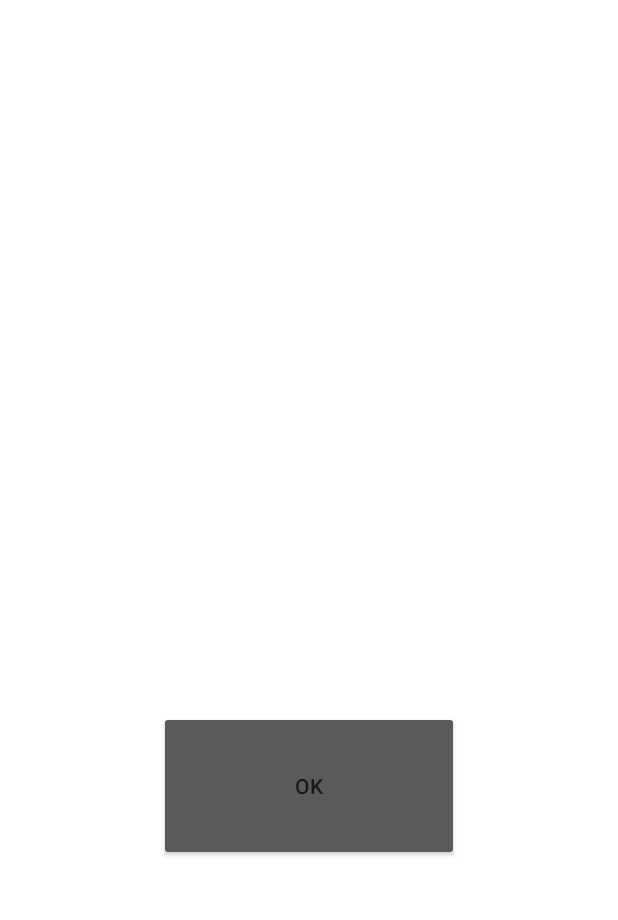
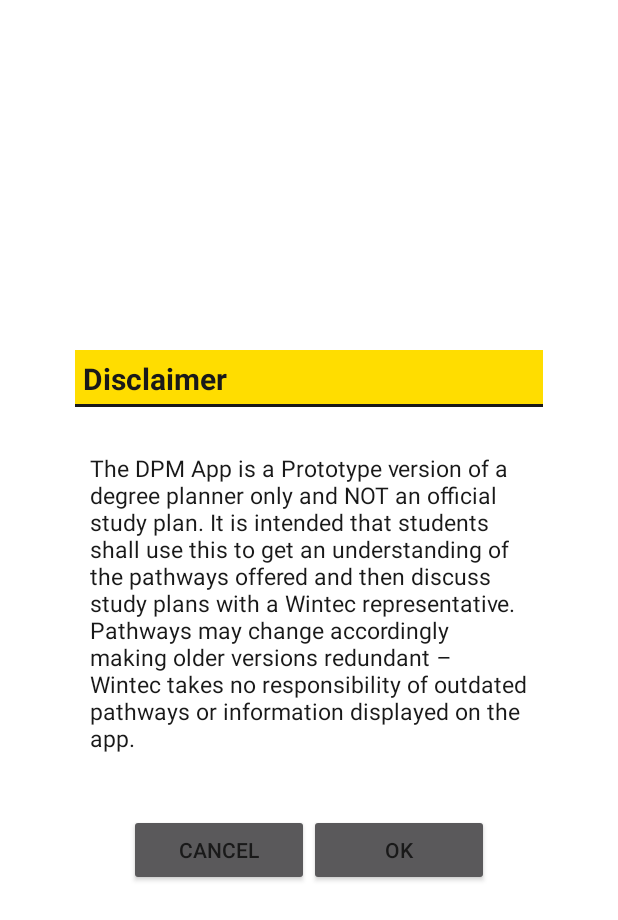
Before and after one commit to youpar96/WintecDPM, an Android app: the layout activity_dialog.xml on its own in the app's theme, with its tools: preview values and no code run, on a phone screen of 412 x 824 dp. Shown: the top 920 px of the screen. Run offline under Robolectric (Android 15) with nearby library versions, the phone set to English and light mode, and no system bars; Roboto replaces fonts that are not available here.

Commit message:
Fix the dialog activity and some minor things

```diff
--- a/app/src/main/java/nz/park/kenneth/wintecdm/DetailPathway.java
+++ b/app/src/main/java/nz/park/kenneth/wintecdm/DetailPathway.java
@@ -8,6 +8,7 @@ import android.view.ViewGroup;
 import android.widget.BaseExpandableListAdapter;
 import android.widget.ExpandableListAdapter;
 import android.widget.ExpandableListView;
+import android.widget.ImageView;
 import android.widget.SimpleExpandableListAdapter;
 import android.widget.TextView;
 
@@ -54,11 +55,11 @@ public class DetailPathway extends AppCompatActivity {
         setContentView(R.layout.activity_detail_pathway);
 
         Intent i = getIntent();
-
         tvDetailPathway = findViewById(R.id.tvDetailPathway);
 
         String pathWay = i.getStringExtra("pathWay");
         String title = "";
+        int imgId = 0;
 
         switch(pathWay){
             case "S":
--- /dev/null
+++ b/app/src/main/res/drawable/circle_border.xml
@@ -0,0 +1,5 @@
+<?xml version="1.0" encoding="utf-8"?>
+<shape android:shape="oval" xmlns:android="http://schemas.android.com/apk/res/android">
+    <solid android:color="#FFFFFF" />
+    <stroke android:color="@color/wintecBasicBlack" android:width="1dp" />
+</shape>
--- a/app/src/main/res/layout/activity_detail_pathway.xml
+++ b/app/src/main/res/layout/activity_detail_pathway.xml
@@ -12,12 +12,13 @@
         android:id="@+id/tvDetailPathway"
         android:layout_width="match_parent"
         android:layout_height="wrap_content"
+        android:padding="10dp"
         android:background="@drawable/yellow_back_black_border"
-        android:padding="10dp"
         android:text="Detail Pathway"
         android:textStyle="bold"
         android:textSize="20dp"
-        android:textColor="@color/wintecBasicBlack"/>
+        android:textColor="@color/wintecBasicBlack"
+        android:layout_marginBottom="20dp"/>
 
     <ExpandableListView
         android:id="@+id/pathwayList"
--- a/app/src/main/res/layout/activity_dialog.xml
+++ b/app/src/main/res/layout/activity_dialog.xml
@@ -3,42 +3,62 @@
     xmlns:app="http://schemas.android.com/apk/res-auto"
     xmlns:tools="http://schemas.android.com/tools"
     android:layout_width="match_parent"
-    android:layout_height="match_parent"
+    android:layout_height="wrap_content"
+    android:layout_gravity="center"
     tools:context=".DialogActivity">
 
-    <RelativeLayout
+    <LinearLayout
         android:layout_width="match_parent"
-        android:layout_height="match_parent"
+        android:layout_height="wrap_content"
         android:layout_margin="50dp"
         android:layout_marginTop="50dp"
         android:layout_marginBottom="50dp"
+        android:orientation="vertical"
         android:background="#FFFFFF">
+
+        <TextView
+            android:layout_width="match_parent"
+            android:layout_height="wrap_content"
+            android:background="@drawable/yellow_back_black_border"
+            android:padding="5dp"
+            android:layout_marginBottom="20dp"
+            android:text="Disclaimer"
+            android:textStyle="bold"
+            android:textSize="20dp"
+            android:textColor="@color/wintecBasicBlack" />
+
+        <TextView
+            android:layout_width="match_parent"
+            android:layout_height="wrap_content"
+            android:background="#FFFFFF"
+            android:padding="10dp"
+            android:textSize="15dp"
+            android:text="The DPM App is a Prototype version of a degree planner only and NOT an official study plan. It is intended that students shall use this to get an understanding of the pathways offered and then discuss study plans with a Wintec representative. Pathways may change accordingly making older versions redundant – Wintec takes no responsibility of outdated pathways or information displayed on the app."
+            android:textColor="@color/wintecBasicBlack"
+            />
 
         <LinearLayout
             android:layout_width="match_parent"
-            android:layout_height="match_parent"
-            android:orientation="vertical"
-            android:gravity="center">
+            android:layout_height="wrap_content"
+            android:layout_marginTop="30dp"
+            android:gravity="center"
+            android:orientation="horizontal">
 
-            <TextView
-                android:layout_width="match_parent"
+            <Button
+                android:id="@+id/btnDialogCancel"
+                android:layout_width="120dp"
                 android:layout_height="wrap_content"
-                android:background="#FFFFFF"
-                android:textSize="17dp"
-                android:text="The DPM App is a Prototype version of a degree planner only and NOT an official study plan. It is intended that students
-    shall use this to get an understanding of the pathways offered and then discuss study plans with a Wintec representative.
-    Pathways may change accordingly making older versions redundant – Wintec takes no responsibility of outdated pathways
-    or information displayed on the app."
-                />
+                android:text="CANCEL"
+                android:textColor="@color/wintecBasicBlack" />
 
             <Button
                 android:id="@+id/btnDialogOk"
-                android:layout_width="200dp"
-                android:layout_height="100dp"
-                android:textColor="@color/wintecBasicBlack"
-                android:text="OK"/>
-
+                android:layout_width="120dp"
+                android:layout_height="wrap_content"
+                android:text="OK"
+                android:textColor="@color/wintecBasicBlack" />
 
         </LinearLayout>
-    </RelativeLayout>
+
+    </LinearLayout>
 </android.support.constraint.ConstraintLayout>
--- a/app/src/main/res/layout/activity_select_pathway.xml
+++ b/app/src/main/res/layout/activity_select_pathway.xml
@@ -179,7 +179,8 @@
                         android:textColor="@color/wintecBasicBlack"
                         android:textSize="17dp"
                         android:textStyle="bold"
-                        android:textAlignment="center"/>
+                        android:textAlignment="center"
+                        android:gravity="center"/>
 
                 </LinearLayout>
 
--- a/app/src/main/res/layout/list_item.xml
+++ b/app/src/main/res/layout/list_item.xml
@@ -2,14 +2,13 @@
 <LinearLayout xmlns:android="http://schemas.android.com/apk/res/android"
     android:layout_width="match_parent"
     android:layout_height="55dip"
-    android:orientation="vertical"
-    android:background="@color/wintecBasicBackground">
+    android:orientation="vertical">
 
     <TextView
         android:id="@+id/lblListItem"
         android:layout_width="fill_parent"
         android:layout_height="wrap_content"
-        android:textSize="17dip"
+        android:textSize="17dp"
         android:textColor="@color/wintecBasicBlack"
         android:paddingTop="5dp"
         android:paddingBottom="5dp"
```
Also changed, not shown: app/src/main/java/nz/park/kenneth/wintecdm/DialogActivity.java (+8 -1 lines), app/src/main/res/drawable/ic_arrow_drop_down_black_24dp.xml (added, +9 -0 lines), app/src/main/res/drawable/ic_arrow_drop_up_black_24dp.xml (added, +9 -0 lines), app/src/main/res/drawable/white_back_black_border.xml (added, +14 -0 lines), app/src/main/res/layout/list_group.xml (+16 -4 lines).
